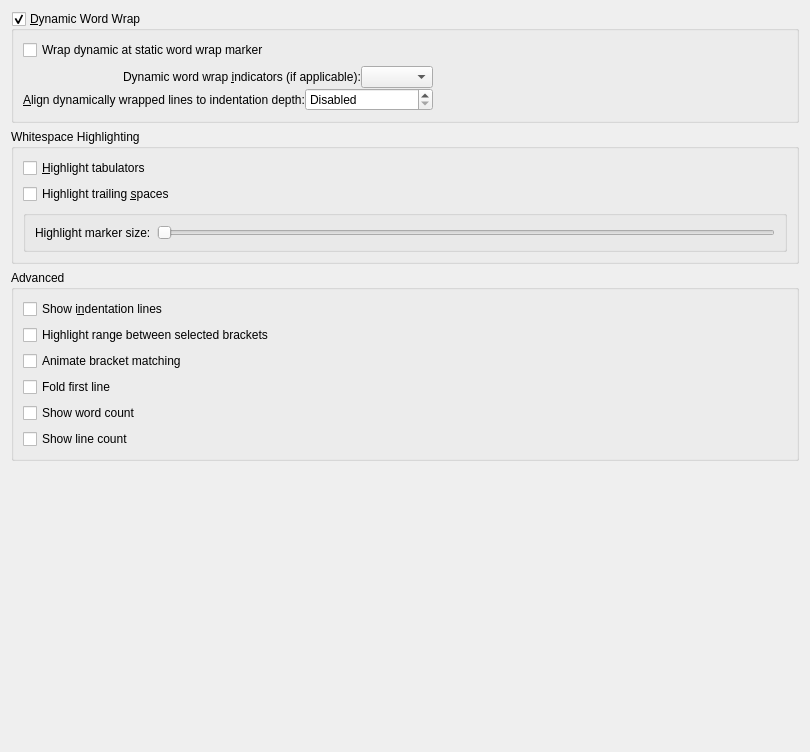
Old version of the form src/dialogs/textareaappearanceconfigwidget.ui in the repository KDE/ktexteditor.
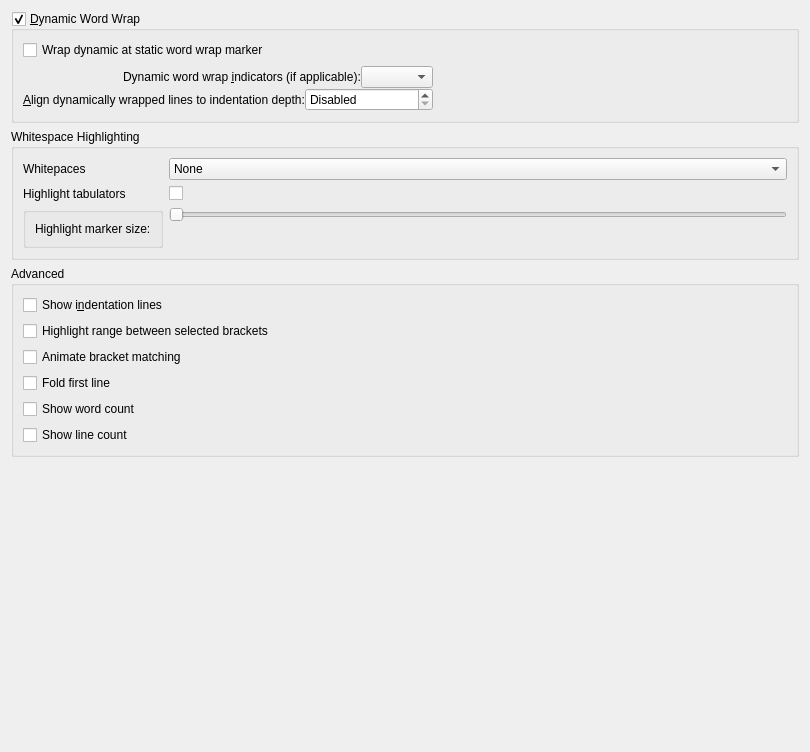
New version of the form. Custom widgets are drawn as their Qt base class.

Commit message:
Make it possible to show all spaces in the document
Summary:
It's a feature offered by several editors. Now we allow to render none, only trailing and all of them.

Test Plan: Tested locally

Reviewers: #kate, cullmann

Reviewed By: #kate, cullmann

Subscribers: cullmann, ngraham, kwrite-devel, kde-frameworks-devel

Tags: #kate, #frameworks

```diff
--- a/src/dialogs/textareaappearanceconfigwidget.ui
+++ b/src/dialogs/textareaappearanceconfigwidget.ui
@@ -148,25 +148,27 @@
      <property name="title">
       <string>Whitespace Highlighting</string>
      </property>
-     <layout class="QVBoxLayout" name="_2">
+     <layout class="QFormLayout" name="formLayout">
+      <item row="2" column="1">
+       <widget class="QComboBox" name="spacesComboBox">
       <item>
-       <widget class="QCheckBox" name="chkShowTabs">
-        <property name="whatsThis">
-         <string>The editor will display a symbol to indicate the presence of a tab in the text.</string>
-        </property>
+         <property name="text">
+          <string>None</string>
+         </property>
+        </item>
+        <item>
         <property name="text">
-         <string>&amp;Highlight tabulators</string>
-        </property>
-       </widget>
+          <string>Trailing</string>
+         </property>
       </item>
       <item>
-       <widget class="QCheckBox" name="chkShowSpaces">
         <property name="text">
-         <string>Highlight trailing &amp;spaces</string>
-        </property>
+          <string>All</string>
+         </property>
+        </item>
        </widget>
       </item>
-      <item>
+      <item row="4" column="0">
        <widget class="QGroupBox" name="gbMarker">
         <property name="flat">
          <bool>true</bool>
@@ -179,7 +181,10 @@
            </property>
           </widget>
          </item>
-         <item>
+        </layout>
+       </widget>
+      </item>
+      <item row="4" column="1">
           <widget class="QSlider" name="sliSetMarkerSize">
            <property name="whatsThis">
             <string>Size of the visible highlight marker.</string>
@@ -198,7 +203,28 @@
            </property>
           </widget>
          </item>
-        </layout>
+      <item row="2" column="0">
+       <widget class="QLabel" name="label">
+        <property name="text">
+         <string>Whitepaces</string>
+        </property>
+       </widget>
+      </item>
+      <item row="3" column="1">
+       <widget class="QCheckBox" name="chkShowTabs">
+        <property name="whatsThis">
+         <string>The editor will display a symbol to indicate the presence of a tab in the text.</string>
+        </property>
+        <property name="text">
+         <string/>
+        </property>
+       </widget>
+      </item>
+      <item row="3" column="0">
+       <widget class="QLabel" name="label_2">
+        <property name="text">
+         <string>Highlight tabulators</string>
+        </property>
        </widget>
       </item>
      </layout>
```
Left out of the diff: 2 changed lines with no effect on the pictures. Lines whose indentation alone changed are shown as unchanged. The commit also changes 9 other files.
